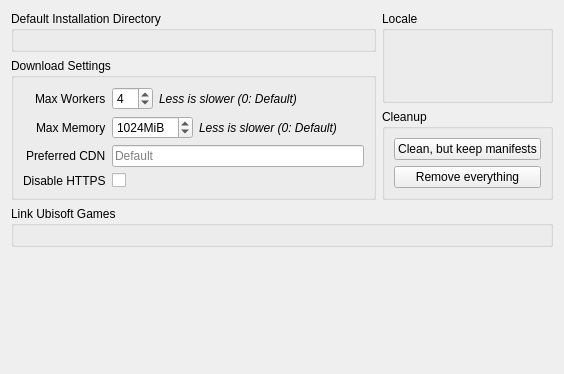
RareDevs/Rare, file rare/ui/components/tabs/settings/legendary.ui: the form before one commit.
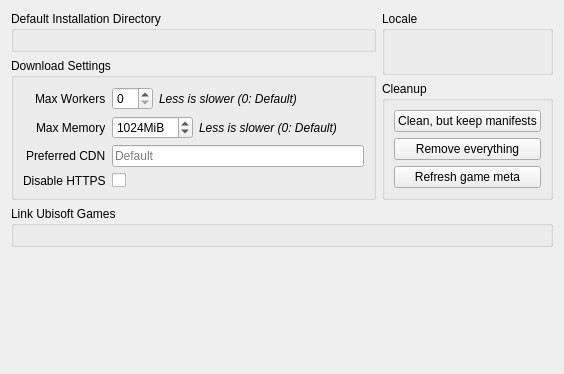
The form after the commit.

Commit message: Add refresh game meta button

```diff
--- a/rare/ui/components/tabs/settings/legendary.ui
+++ b/rare/ui/components/tabs/settings/legendary.ui
@@ -50,6 +50,13 @@
           </property>
          </widget>
         </item>
+           <item>
+               <widget class="QPushButton" name="refresh_game_meta_btn">
+                   <property name="text">
+                       <string>Refresh game meta</string>
+                   </property>
+               </widget>
+           </item>
        </layout>
       </widget>
      </item>
@@ -112,7 +119,7 @@
              <number>16</number>
             </property>
             <property name="value">
-             <number>4</number>
+                <number>0</number>
             </property>
            </widget>
           </item>
```
Lines whose indentation alone changed are shown as unchanged. The commit also changes 2 other files.
